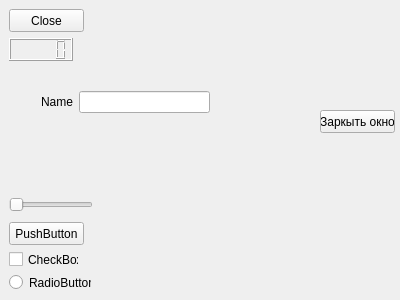
First picture: the form in widget.ui, repository Creinman/MyQTProject, before the edit.
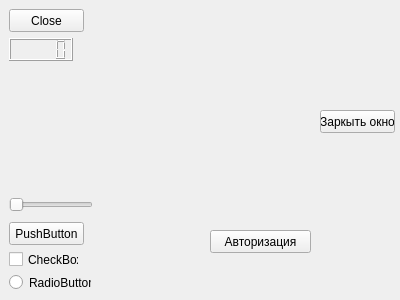
Second picture: the form after the edit.

Diff of the .ui file:
```diff
--- a/widget.ui
+++ b/widget.ui
@@ -101,27 +101,18 @@
     <string>Заркыть окно</string>
    </property>
   </widget>
-  <widget class="QWidget" name="formLayoutWidget">
+  <widget class="QPushButton" name="pushButton_4">
    <property name="geometry">
     <rect>
-     <x>30</x>
-     <y>80</y>
-     <width>191</width>
-     <height>101</height>
+     <x>210</x>
+     <y>230</y>
+     <width>101</width>
+     <height>23</height>
     </rect>
    </property>
-   <layout class="QFormLayout" name="formLayout">
-    <item row="0" column="0">
-     <widget class="QLabel" name="label">
-      <property name="text">
-       <string>Name</string>
-      </property>
-     </widget>
-    </item>
-    <item row="0" column="1">
-     <widget class="QLineEdit" name="lineEdit"/>
-    </item>
-   </layout>
+   <property name="text">
+    <string>Авторизация</string>
+   </property>
   </widget>
  </widget>
  <layoutdefault spacing="6" margin="11"/>
```
